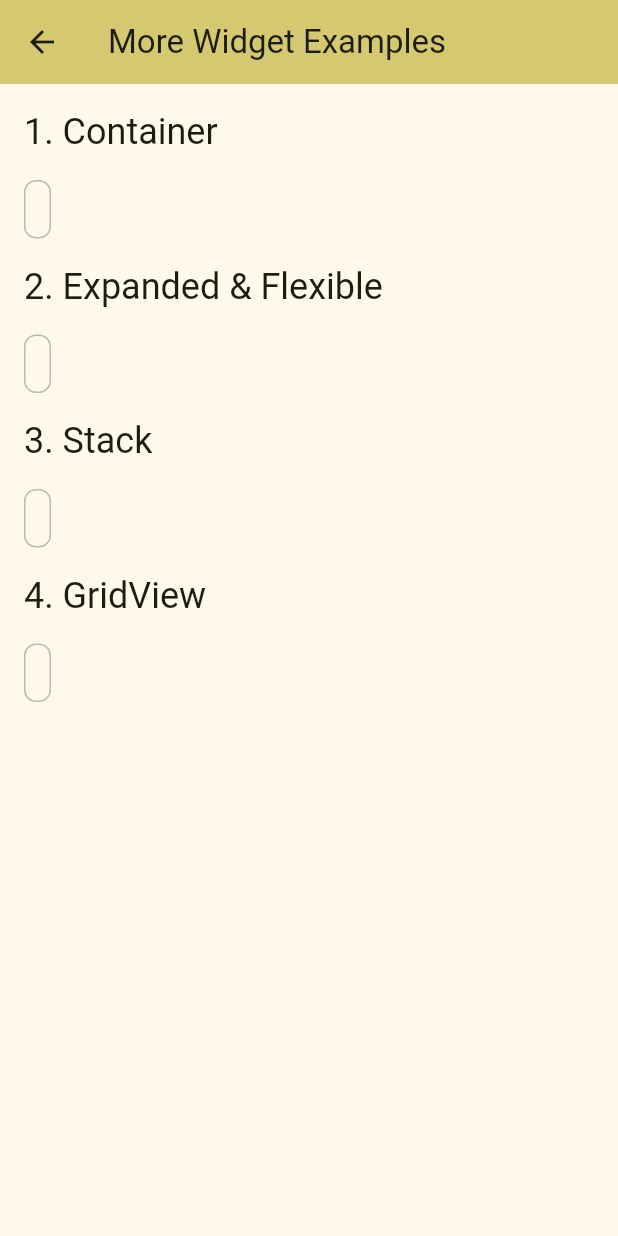
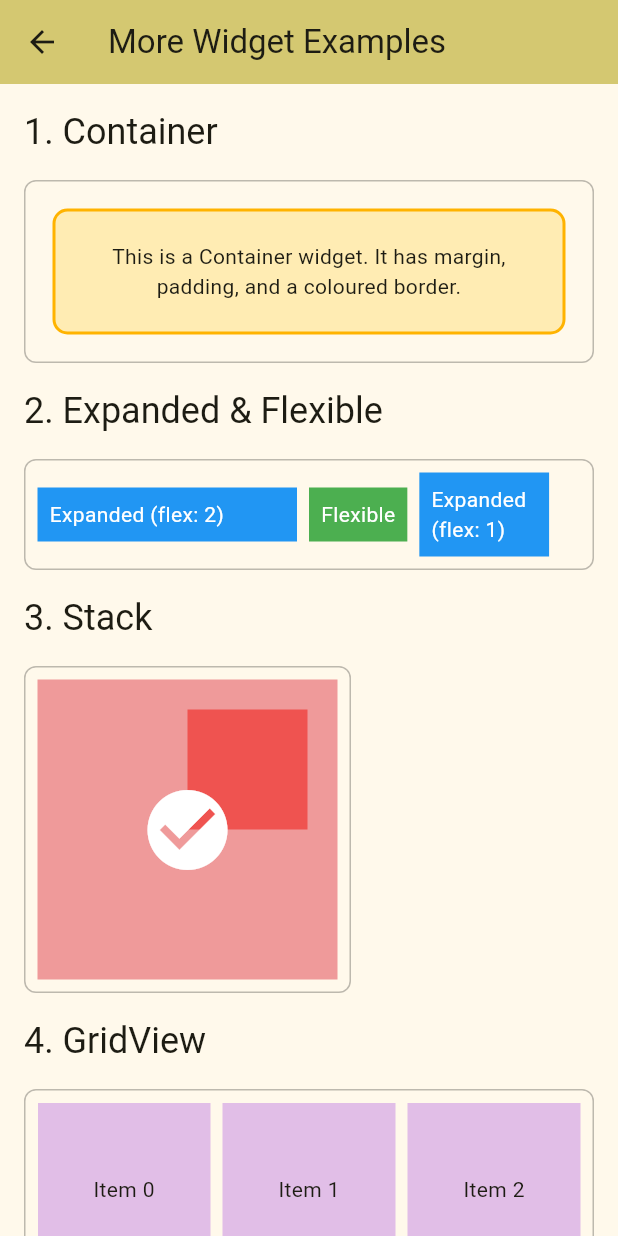
Before and after one commit to addianto/layout-forms-example, a Flutter app: the MoreWidgetExamplesPage screen opened by its route, on a phone screen of 412 x 824 dp. Run offline on Flutter 3.47's test engine with Material 3 defaults, Android fonts, the phone set to English and light mode, and no system bars.

Commit message:
feat: Implement more examples

```diff
--- a/lib/main.dart
+++ b/lib/main.dart
@@ -83,10 +83,13 @@ class MoreWidgetExamplesPage extends StatelessWidget {
       body: ListView(
         padding: const EdgeInsets.all(16.0),
         children: const <Widget>[
-          ExampleSection(title: '1. Container', child: Text('')),
-          ExampleSection(title: '2. Expanded & Flexible', child: Text('')),
-          ExampleSection(title: '3. Stack', child: Text('')),
-          ExampleSection(title: '4. GridView', child: Text('')),
+          ExampleSection(title: '1. Container', child: _ContainerExample()),
+          ExampleSection(
+            title: '2. Expanded & Flexible',
+            child: _ExpandedFlexibleExample(),
+          ),
+          ExampleSection(title: '3. Stack', child: _StackExample()),
+          ExampleSection(title: '4. GridView', child: _GridViewExample()),
         ],
       ),
     );
@@ -104,7 +107,7 @@ class ExampleSection extends StatelessWidget {
     return Column(
       crossAxisAlignment: CrossAxisAlignment.start,
       children: <Widget>[
-        Text(title, style: Theme.of(context).textTheme.headlineSmall,),
+        Text(title, style: Theme.of(context).textTheme.headlineSmall),
         const SizedBox(height: 16),
         Container(
           padding: const EdgeInsets.all(8.0),
@@ -119,3 +122,115 @@ class ExampleSection extends StatelessWidget {
     );
   }
 }
+
+class _ContainerExample extends StatelessWidget {
+  const _ContainerExample();
+
+  @override
+  Widget build(BuildContext context) {
+    return Container(
+      margin: const EdgeInsets.all(10.0),
+      padding: const EdgeInsets.all(20.0),
+      decoration: BoxDecoration(
+        color: Colors.amber.shade100,
+        borderRadius: BorderRadius.circular(10.0),
+        border: Border.all(color: Colors.amber.shade600, width: 2),
+      ),
+      child: const Text(
+        'This is a Container widget. It has margin, padding, and a coloured border.',
+        textAlign: TextAlign.center,
+      ),
+    );
+  }
+}
+
+class _ExpandedFlexibleExample extends StatelessWidget {
+  const _ExpandedFlexibleExample();
+
+  @override
+  Widget build(BuildContext context) {
+    return Row(
+      children: [
+        Expanded(
+          flex: 2,
+          child: Container(
+            padding: const EdgeInsets.all(8),
+            color: Colors.blue,
+            child: const Text(
+              'Expanded (flex: 2)',
+              style: TextStyle(color: Colors.white),
+            ),
+          ),
+        ),
+        const SizedBox(width: 8),
+        Flexible(
+          child: Container(
+            padding: const EdgeInsets.all(8),
+            color: Colors.green,
+            child: const Text(
+              'Flexible',
+              style: TextStyle(color: Colors.white),
+            ),
+          ),
+        ),
+        const SizedBox(width: 8),
+        Expanded(
+          flex: 1,
+          child: Container(
+            padding: const EdgeInsets.all(8),
+            color: Colors.blue,
+            child: const Text(
+              'Expanded (flex: 1)',
+              style: TextStyle(color: Colors.white),
+            ),
+          ),
+        ),
+      ],
+    );
+  }
+}
+
+class _StackExample extends StatelessWidget {
+  const _StackExample();
+
+  @override
+  Widget build(BuildContext context) {
+    return Stack(
+      alignment: Alignment.center,
+      children: <Widget>[
+        Container(width: 200, height: 200, color: Colors.red.shade200),
+        Positioned(
+          top: 20,
+          right: 20,
+          child: Container(width: 80, height: 80, color: Colors.red.shade400),
+        ),
+        const Icon(Icons.check_circle, color: Colors.white, size: 64),
+      ],
+    );
+  }
+}
+
+class _GridViewExample extends StatelessWidget {
+  const _GridViewExample();
+
+  @override
+  Widget build(BuildContext context) {
+    return SizedBox(
+      height: 200,
+      child: GridView.builder(
+        gridDelegate: const SliverGridDelegateWithFixedCrossAxisCount(
+          crossAxisCount: 3,
+          crossAxisSpacing: 8.0,
+          mainAxisSpacing: 8.0,
+        ),
+        itemCount: 12,
+        itemBuilder: (BuildContext context, int index) {
+          return Container(
+            color: Colors.purple.shade100,
+            child: Center(child: Text('Item $index')),
+          );
+        },
+      ),
+    );
+  }
+}
```
